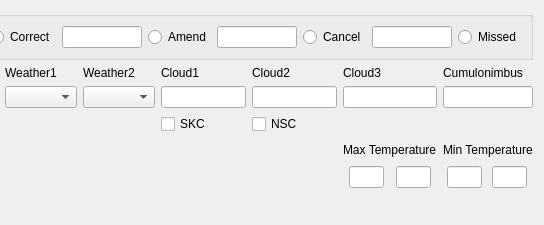
Before: the Qt Designer form tafor/components/ui/taf_primary.ui in up1and/tafor, drawn with Qt 5; both pictures show x 467 to 1011 and y 0 to 225 of the 1011 by 225 pixel window.
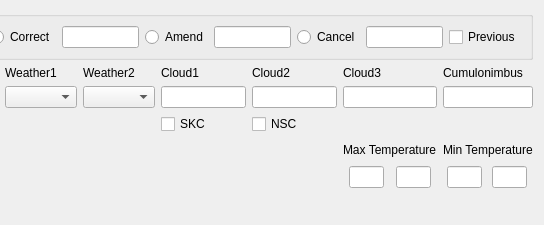
After: the same form once the commit is applied.

Commit message: 使用上一份报代替漏发报

Patch:
```diff
--- a/tafor/components/ui/taf_primary.ui
+++ b/tafor/components/ui/taf_primary.ui
@@ -359,9 +359,9 @@
          </widget>
         </item>
         <item row="0" column="7">
-         <widget class="QRadioButton" name="missed">
+         <widget class="QCheckBox" name="prev">
           <property name="text">
-           <string>Missed</string>
+           <string>Previous</string>
           </property>
          </widget>
         </item>
```
The commit also changes 1 other file.
